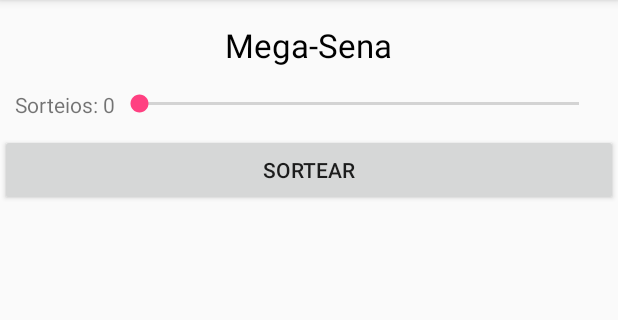
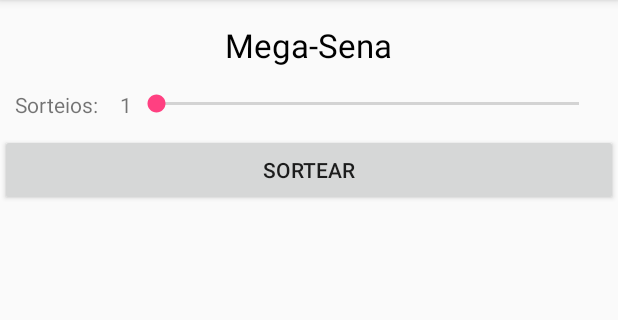
Before and after one commit to llindner/Quaddro100h, an Android app: the MegasenaActivity screen opened directly, with no data from a screen before it, on a phone screen of 412 x 824 dp, the part 84-404 px from its top. Run offline under Robolectric (Android 15) with nearby library versions, the phone set to English and light mode, and no system bars.

Commit message:
Fim da aula 05

```diff
--- a/app/src/main/java/br/com/luizlindner/quaddro100h/lab02/app/controller/MegasenaActivity.java
+++ b/app/src/main/java/br/com/luizlindner/quaddro100h/lab02/app/controller/MegasenaActivity.java
@@ -1,9 +1,7 @@
 package br.com.luizlindner.quaddro100h.lab02.app.controller;
 
-import android.content.DialogInterface;
 import android.os.Bundle;
 import android.support.annotation.Nullable;
-import android.support.v7.app.AlertDialog;
 import android.util.Log;
 import android.view.View;
 import android.widget.ArrayAdapter;
@@ -13,11 +11,13 @@ import android.widget.SeekBar;
 import android.widget.TextView;
 
 import java.util.ArrayList;
+import java.util.Collections;
 import java.util.List;
 import java.util.Random;
 
 import br.com.luizlindner.quaddro100h.R;
 import br.com.luizlindner.quaddro100h.lab01.app.controller.QuaddroActivity;
+import br.com.luizlindner.quaddro100h.lab02.domain.model.Megasena;
 
 /**
  * Created by Luiz on 06/07/2017.
@@ -25,10 +25,9 @@ import br.com.luizlindner.quaddro100h.lab01.app.controller.QuaddroActivity;
 
 public class MegasenaActivity extends QuaddroActivity {
     SeekBar sbSorteios;
-    TextView txtSorteios;
-    Button btnSortear;
-    ArrayList<String> sorteadas;
+    TextView txtNumSorteios;
     ListView listaDeSorteios;
+    final int corretorSeekBar = 1;
 
     @Override
     protected void onCreate(@Nullable Bundle savedInstanceState) {
@@ -36,15 +35,14 @@ public class MegasenaActivity extends QuaddroActivity {
         setContentView(R.layout.megasena_view);
 
         sbSorteios = (SeekBar)findViewById(R.id.sb_sorteios);
-        txtSorteios = (TextView)findViewById(R.id.txt_num_sorteios);
-        btnSortear = (Button)findViewById(R.id.btn_sortear);
+        txtNumSorteios = (TextView)findViewById(R.id.txt_num_sorteios);
         listaDeSorteios = (ListView)findViewById(R.id.lv_sorteios);
-        sorteadas = new ArrayList<String>();
 
         sbSorteios.setOnSeekBarChangeListener(new SeekBar.OnSeekBarChangeListener(){
+
             @Override
             public void onProgressChanged(SeekBar seekBar, int progress, boolean fromUser) {
-                txtSorteios.setText("Sorteios: " + String.valueOf(progress));
+                txtNumSorteios.setText(String.valueOf(progress + corretorSeekBar));
             }
 
             @Override
@@ -58,37 +56,11 @@ public class MegasenaActivity extends QuaddroActivity {
             }
         });
 
-        btnSortear.setOnClickListener(new View.OnClickListener() {
-            @Override
-            public void onClick(View v) {
-                int progress = sbSorteios.getProgress();
-                if(progress != 0) {
-                    onClickSort(progress);
-                }
-            }
-        });
     }
 
-    private void onClickSort(int progress) {
-        sorteadas.clear();
-        while(sorteadas.size() < progress){
-            Random r = new Random();
-            int next = r.nextInt(61);
-            if(!sorteadas.contains(next)) {
-                sorteadas.add(String.valueOf(next));
-            }
-        }
-
-        ArrayAdapter<String> adapter = new ArrayAdapter<String>(getApplicationContext(), android.R.layout.simple_list_item_1, sorteadas);
+    public void sortear(View v){
+        ArrayAdapter<String> adapter = new ArrayAdapter<String>(getApplicationContext(), R.layout.linha_sorteio_view, R.id.textItem, Megasena.sortear(sbSorteios.getProgress() + corretorSeekBar));
         listaDeSorteios.setAdapter(adapter);
-
-        Log.i("Sorteada: ", "------------------");
-        for (String sorteada: sorteadas){
-            Log.i("Sorteada: ", String.valueOf(sorteada));
-        }
-
-
     }
 
-
 }
--- a/app/src/main/res/layout/megasena_view.xml
+++ b/app/src/main/res/layout/megasena_view.xml
@@ -11,7 +11,7 @@
         android:layout_centerHorizontal="true"
         android:layout_marginBottom="15dp"
         android:layout_marginTop="15dp"
-        android:text="Mega-Sena"
+        android:text="@string/megasena_text"
         android:textAppearance="@style/TextAppearance.AppCompat.Large"
         android:textColor="@android:color/black" />
 
@@ -26,17 +26,25 @@
         android:id="@+id/linearLayout">
 
         <TextView
-            android:id="@+id/txt_num_sorteios"
+            android:id="@+id/txt_sorteios"
             android:layout_width="wrap_content"
             android:layout_height="wrap_content"
-            android:text="Sorteios: 0" />
+            android:text="@string/sorteios_text" />
+
+        <TextView
+            android:id="@+id/txt_num_sorteios"
+            android:layout_width="10dp"
+            android:layout_height="wrap_content"
+            android:layout_weight="0.05"
+            android:text="@string/sorteios_num"
+            android:textAlignment="viewEnd" />
 
         <SeekBar
             android:id="@+id/sb_sorteios"
             android:layout_width="wrap_content"
             android:layout_height="wrap_content"
             android:layout_weight="1"
-            android:max="20"
+            android:max="19"
             android:progress="0" />
     </LinearLayout>
 
@@ -47,13 +55,15 @@
         android:layout_below="@+id/linearLayout"
         android:layout_centerHorizontal="true"
         android:layout_marginTop="10dp"
-        android:text="Sortear" />
+        android:text="@string/sortear_btn"
+        android:onClick="sortear" />
 
     <ListView
         android:id="@+id/lv_sorteios"
         android:layout_width="match_parent"
         android:layout_height="wrap_content"
         android:layout_below="@+id/btn_sortear"
-        android:layout_alignParentStart="true" />
+        android:layout_alignParentStart="true"
+        android:gravity="center" />
 
 </RelativeLayout>
--- /dev/null
+++ b/app/src/main/res/values/ids.xml
@@ -0,0 +1,4 @@
+<?xml version="1.0" encoding="utf-8"?>
+<resources>
+    <item name="textItem" type="id">textItem</item>
+</resources>
--- a/app/src/main/res/values/strings.xml
+++ b/app/src/main/res/values/strings.xml
@@ -1,3 +1,11 @@
 <resources>
     <string name="app_name">Quaddro100h</string>
+    <string name="loading_text1">.Carregando.</string>
+    <string name="loading_text2">..Carregando..</string>
+    <string name="loading_text3">...Carregando...</string>
+    <string name="logo_alt">Logo do Overwatch</string>
+    <string name="megasena_text">Mega-Sena</string>
+    <string name="sorteios_text">Sorteios:</string>
+    <string name="sortear_btn">Sortear</string>
+    <string name="sorteios_num">1</string>
 </resources>
```
Also changed, not shown: app/src/main/java/br/com/luizlindner/quaddro100h/lab02/domain/model/Megasena.java (added, +50 -0 lines), app/src/main/res/layout/linha_sorteio_view.xml (added, +14 -0 lines), app/src/main/res/layout/splash_view.xml (+29 -7 lines), 3 other files.
